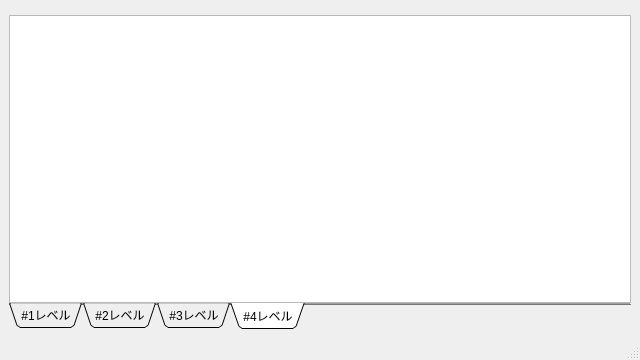
Before: the Qt Designer form app/ui/main_window.ui in tamaohome/mate-summary, drawn with Qt 5.
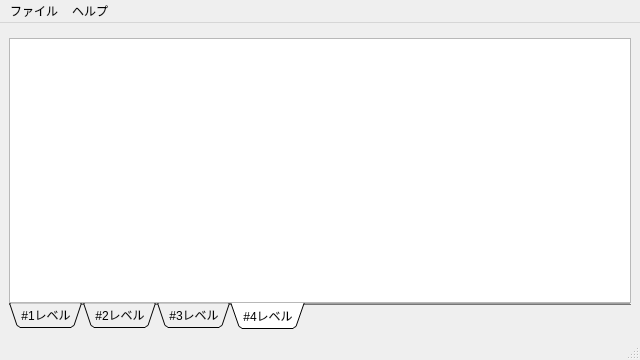
After: the same form once the commit is applied. Custom widgets are drawn as their Qt base class.

Commit message:
feature/ui/implement menubar (#5)
* ✨ feat(ui): uiファイルにメニューバー項目を追加

* ✨ feat(controllers): メニューバーの機能を実装 (開く、保存、終了)

* ✨ feat(ui): メニューバー項目にショートカットキーを追加

* ✨ feat(ui): メニューバーにバージョン情報を追加

The edit to the form file:
```diff
--- a/app/ui/main_window.ui
+++ b/app/ui/main_window.ui
@@ -172,14 +172,22 @@
    </layout>
   </widget>
   <widget class="QMenuBar" name="menubar">
-   <property name="geometry">
-    <rect>
-     <x>0</x>
-     <y>0</y>
-     <width>640</width>
-     <height>24</height>
-    </rect>
-   </property>
+   <widget class="QMenu" name="fileMenu">
+    <property name="title">
+     <string>ファイル</string>
+    </property>
+    <addaction name="actionOpen"/>
+    <addaction name="actionSaveAs"/>
+    <addaction name="actionExit"/>
+   </widget>
+   <widget class="QMenu" name="helpMenu">
+    <property name="title">
+     <string>ヘルプ</string>
+    </property>
+    <addaction name="actionShowVersion"/>
+   </widget>
+   <addaction name="fileMenu"/>
+   <addaction name="helpMenu"/>
   </widget>
   <widget class="QStatusBar" name="statusbar"/>
  </widget>
```
Left out of the diff: 29 changed lines with no effect on the pictures. The commit also changes 4 other files.
